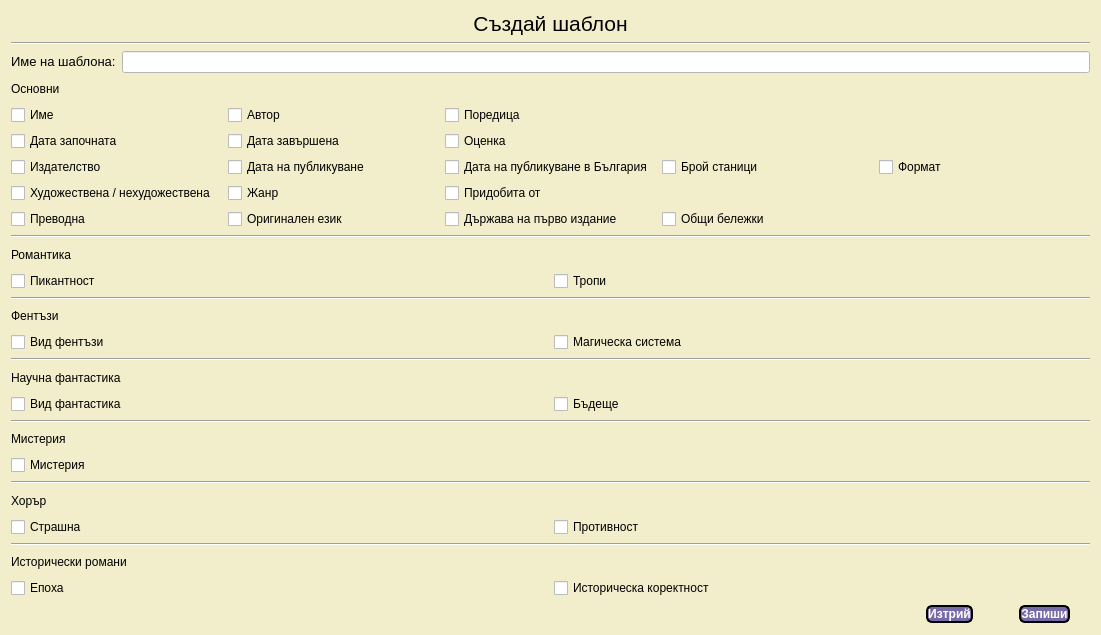
This is Readalot/createtemplate.ui in TanyaSeykova/Hackaton_2022 as Qt 5 draws it before an edit. The edited form follows.
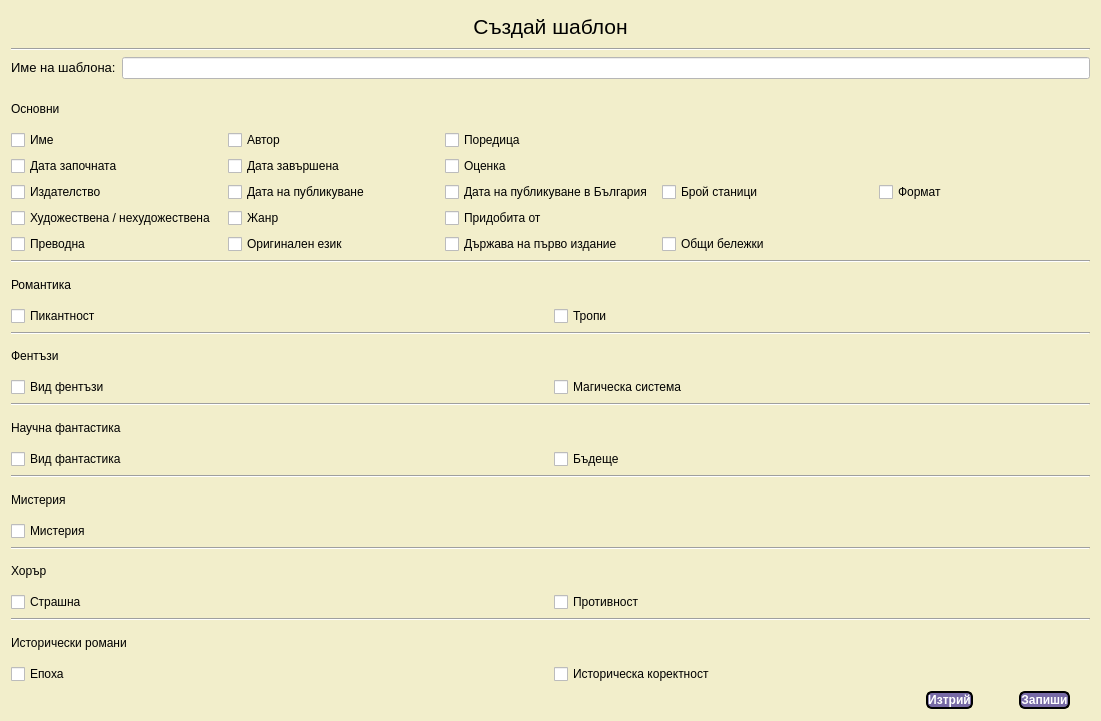
This is the edited form.

What changed in the file:
```diff
--- a/Readalot/createtemplate.ui
+++ b/Readalot/createtemplate.ui
@@ -7,7 +7,7 @@
     <x>0</x>
     <y>0</y>
     <width>1101</width>
-    <height>635</height>
+    <height>721</height>
    </rect>
   </property>
   <property name="windowTitle">
```
Left out of the diff: 2 changed lines with no effect on the pictures.
